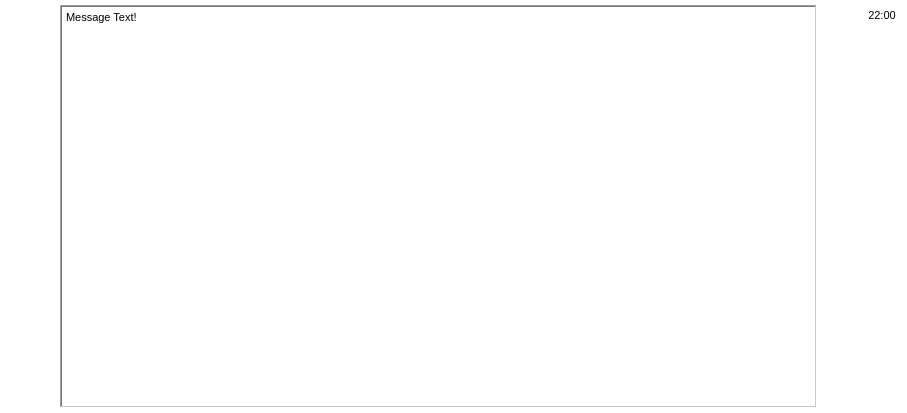
The window that MyChat_Cli/formmessage.ui (KuzloPavlo/MyChat) describes before a commit, drawn with Qt 5.
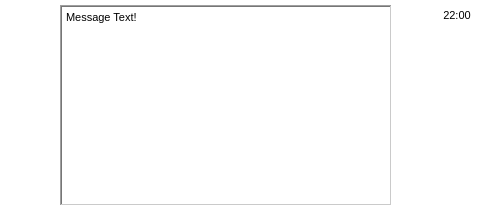
The same window after the commit.

```diff
--- a/MyChat_Cli/formmessage.ui
+++ b/MyChat_Cli/formmessage.ui
@@ -6,8 +6,8 @@
    <rect>
     <x>0</x>
     <y>0</y>
-    <width>907</width>
-    <height>413</height>
+    <width>482</width>
+    <height>211</height>
    </rect>
   </property>
   <property name="minimumSize">
```
